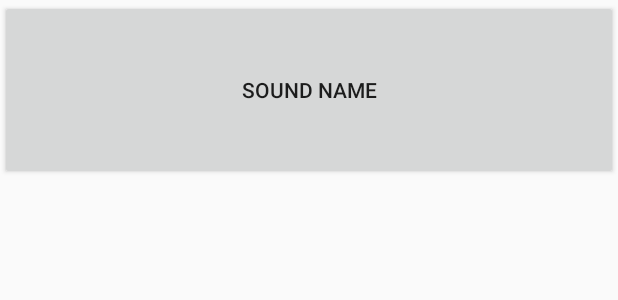
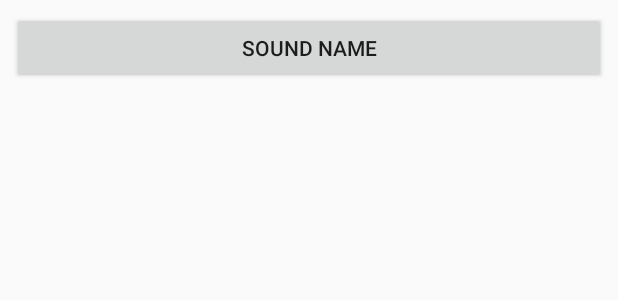
Before and after one commit to Arsbogdanus/BeatBox, an Android app: the layout list_item_sound.xml on its own in the app's theme, with its tools: preview values and no code run, on a phone screen of 412 x 824 dp. Shown: the top 300 px of the screen. Run offline under Robolectric (Android 15) with nearby library versions, the phone set to English and light mode, and no system bars.

Commit message:
Graphic objects

```diff
--- /dev/null
+++ b/app/src/main/res/drawable/button_beat_box.xml
@@ -0,0 +1,5 @@
+<selector xmlns:android="http://schemas.android.com/apk/res/android">
+    <item android:drawable="@drawable/button_beat_box_pressed"
+        android:state_pressed="true"/>
+    <item android:drawable="@drawable/button_beat_box_normal" />
+</selector>
--- /dev/null
+++ b/app/src/main/res/drawable/button_beat_box_normal.xml
@@ -0,0 +1,5 @@
+<shape xmlns:android="http://schemas.android.com/apk/res/android"
+    android:shape="oval">
+    <solid
+        android:color="@color/dark_blue"/>
+</shape>
--- a/app/src/main/res/layout/list_item_sound.xml
+++ b/app/src/main/res/layout/list_item_sound.xml
@@ -5,10 +5,16 @@
             name="viewModel"
             type="com.brz.beatbox.SoundViewModel"/>
     </data>
+    <FrameLayout
+        android:layout_width="match_parent"
+        android:layout_height="wrap_content"
+        android:layout_margin="8dp">
     <Button
         android:layout_width="match_parent"
-        android:layout_height="120dp"
+        android:layout_height="match_parent"
+        android:layout_gravity="center"
         android:onClick="@{() -> viewModel.onButtonClicked()}"
         android:text="@{viewModel.title}"
         tools:text="Sound name"/>
+    </FrameLayout>
 </layout>
--- a/app/src/main/res/values/styles.xml
+++ b/app/src/main/res/values/styles.xml
@@ -11,6 +11,6 @@
     </style>
 
     <style name="BeatBoxButton" parent="Widget.AppCompat.Button">
-        <item name="android:background">@color/dark_blue</item>
+        <item name="android:background">@drawable/button_beat_box</item>
     </style>
 </resources>
```
Also changed, not shown: app/src/main/res/drawable/button_beat_box_pressed.xml (added, +17 -0 lines).
